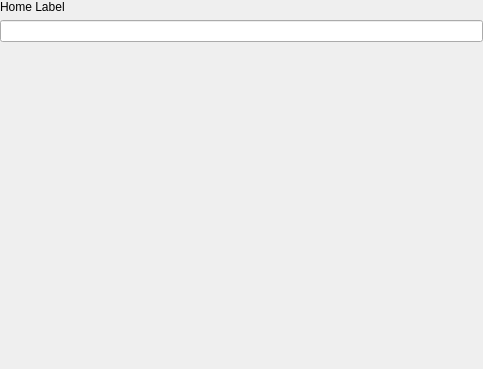
Above: demo/demoModule/Ui_DemoSettingPage.ui from Holence/DTPySide before the change. Below: the same form after it.
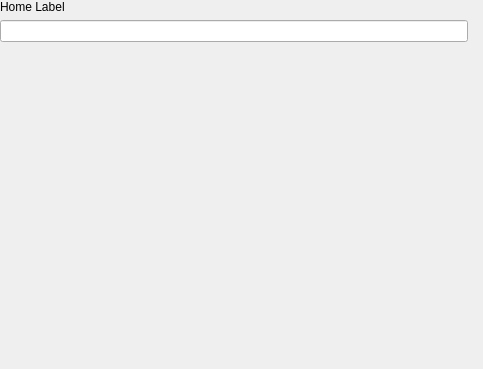
That is the form after the change.

The edit to the form file:
```diff
--- a/demo/demoModule/Ui_DemoSettingPage.ui
+++ b/demo/demoModule/Ui_DemoSettingPage.ui
@@ -58,7 +58,7 @@
          <number>0</number>
         </property>
         <property name="rightMargin">
-         <number>0</number>
+         <number>15</number>
         </property>
         <property name="bottomMargin">
          <number>0</number>
```
Left out of the diff: 6 changed lines with no effect on the pictures.
